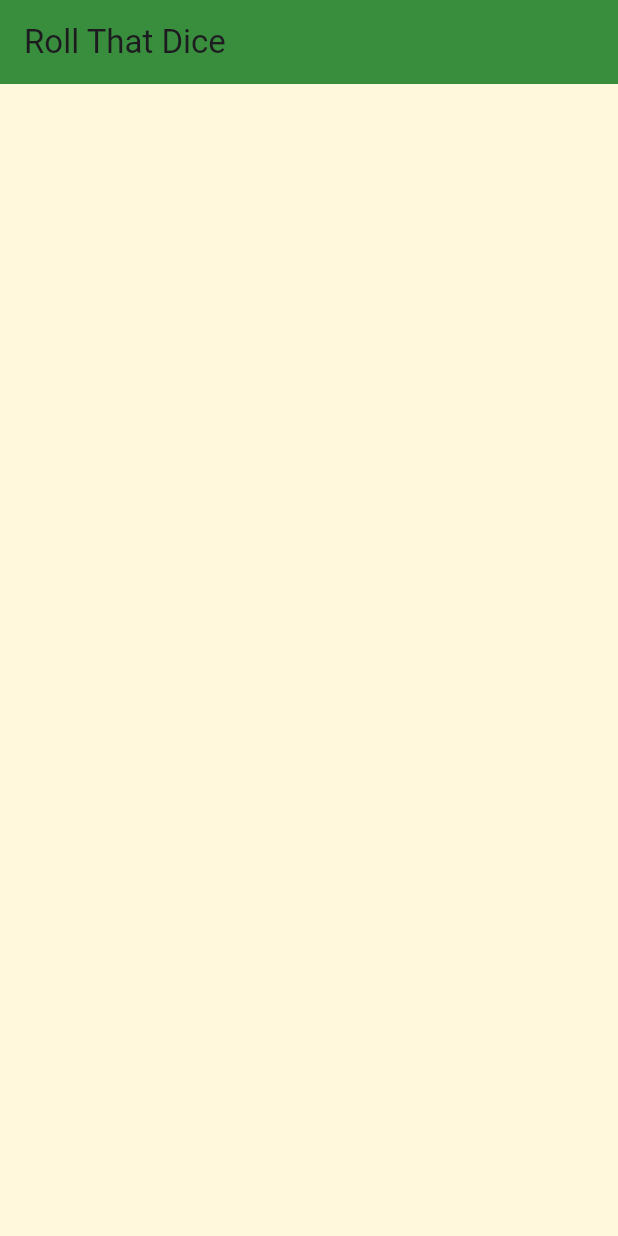
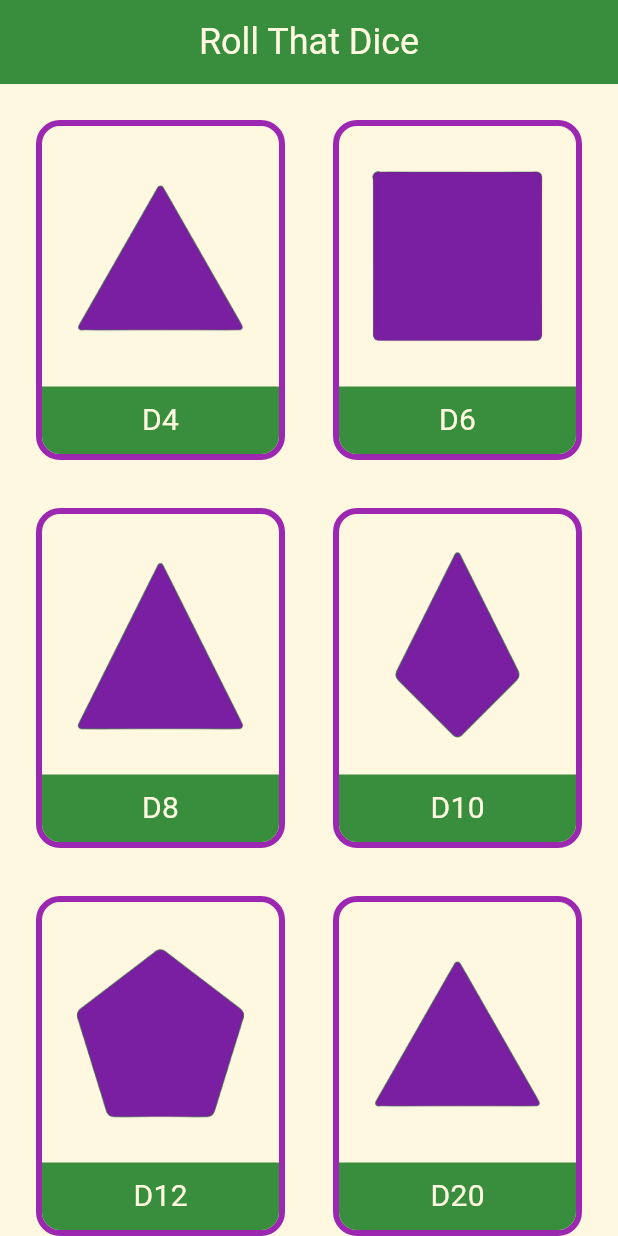
Before and after one commit to SayvIlahsiav/dice_app, a Flutter app: the screen it shows after launch, on a phone screen of 412 x 824 dp. Run offline on Flutter 3.47's test engine with Material 3 defaults, Android fonts, the phone set to English and light mode, and no system bars; Roboto replaces fonts that are missing (MontaguSlab).

Commit message:
Added multiple classes

```diff
--- /dev/null
+++ b/lib/app_theme.dart
@@ -0,0 +1,61 @@
+import 'package:flutter/material.dart';
+
+ThemeData appTheme() {
+  return ThemeData(
+    // Color scheme for light theme
+    colorScheme: ColorScheme.light(
+      primary: Colors.green[700]!, // Main color used throughout the app
+      onPrimary:
+          Colors.amber[50]!, // Color for text/icons on primary color background
+      secondary:
+          Colors.purple, // Secondary color for elements like FABs and Buttons
+      onSecondary: Colors
+          .amber[50]!, // Color for text/icons on secondary color background
+      surface: Colors.amber[50]!, // Surface color for cards and sheets
+      onSurface: Colors.black, // Color for text/icons on surface
+      background:
+          Colors.amber[50]!, // General background color for the app's scaffold
+      onBackground: Colors.black, // Color for text/icons on background
+    ),
+    // Define the default brightness and colors
+    brightness: Brightness.light,
+    primaryColor: Colors.green[700],
+    scaffoldBackgroundColor: Colors.amber[50],
+    // AppBar theme
+    appBarTheme: AppBarTheme(
+      backgroundColor: Colors.green[700], // AppBar background color
+      titleTextStyle: TextStyle(
+        fontFamily: 'MontaguSlab',
+        fontSize: 24.0,
+        color: Colors.amber[50], // AppBar text color
+      ),
+      iconTheme: IconThemeData(
+        color: Colors.amber[50], // AppBar icon color
+      ),
+    ),
+    // Elevated button theme
+    elevatedButtonTheme: ElevatedButtonThemeData(
+      style: ButtonStyle(
+        backgroundColor: MaterialStateProperty.all<Color>(
+            Colors.purple), // Button background color
+        foregroundColor: MaterialStateProperty.all<Color>(
+            Colors.amber[50]!), // Button text color
+        textStyle: MaterialStateProperty.all<TextStyle>(
+          TextStyle(
+            fontFamily: 'MontaguSlab',
+            fontSize: 24.0,
+          ),
+        ),
+        shape: MaterialStateProperty.all<RoundedRectangleBorder>(
+          RoundedRectangleBorder(
+            borderRadius: BorderRadius.circular(8.0),
+          ),
+        ),
+      ),
+    ),
+    // Floating action button theme
+    floatingActionButtonTheme: FloatingActionButtonThemeData(
+      backgroundColor: Colors.purple, // Floating action button background color
+    ),
+  );
+}
--- /dev/null
+++ b/lib/dice_button.dart
@@ -0,0 +1,48 @@
+import 'package:flutter/material.dart';
+
+class DiceButton extends StatelessWidget {
+  final Map<String, dynamic> dice;
+
+  const DiceButton({Key? key, required this.dice}) : super(key: key);
+
+  @override
+  Widget build(BuildContext context) {
+    return Container(
+      margin: const EdgeInsets.all(8.0),
+      decoration: BoxDecoration(
+        border: Border.all(
+            color: Theme.of(context).colorScheme.secondary, width: 4.0),
+        borderRadius: BorderRadius.all(Radius.circular(16)),
+      ),
+      child: Column(
+        children: [
+          Expanded(
+            child: Padding(
+              padding: const EdgeInsets.all(8.0),
+              child: Image.asset(dice['image']),
+            ),
+          ),
+          Container(
+            padding: const EdgeInsets.symmetric(vertical: 8.0),
+            decoration: BoxDecoration(
+              color: Theme.of(context).colorScheme.primary,
+              borderRadius: BorderRadius.vertical(
+                bottom: Radius.circular(12),
+              ),
+            ),
+            child: Center(
+              child: Text(
+                dice['type'],
+                style: TextStyle(
+                  fontFamily: 'MontaguSlab',
+                  fontSize: 20.0,
+                  color: Theme.of(context).colorScheme.onSecondary,
+                ),
+              ),
+            ),
+          ),
+        ],
+      ),
+    );
+  }
+}
--- /dev/null
+++ b/lib/dice_data.dart
@@ -0,0 +1,9 @@
+final List<Map<String, dynamic>> diceAttributes = [
+  {'type': 'D4', 'image': 'images/d4.png', 'maxNumber': 4},
+  {'type': 'D6', 'image': 'images/d6.png', 'maxNumber': 6},
+  {'type': 'D8', 'image': 'images/d8.png', 'maxNumber': 8},
+  {'type': 'D10', 'image': 'images/d10.png', 'maxNumber': 10},
+  {'type': 'D12', 'image': 'images/d12.png', 'maxNumber': 12},
+  {'type': 'D20', 'image': 'images/d20.png', 'maxNumber': 20},
+  {'type': 'D100', 'image': 'images/d100.png', 'maxNumber': 100},
+];
--- a/lib/main.dart
+++ b/lib/main.dart
@@ -1,24 +1,112 @@
+import 'package:dice_app/app_theme.dart';
 import 'package:flutter/material.dart';
+import 'dart:async';
+import 'dice_data.dart';
+import 'dice_button.dart';
+import 'dice_roll_screen.dart';
 
 void main() {
-  return runApp(
-    MaterialApp(
-      home: Scaffold(
-        backgroundColor: const Color(0xFFFFF8DC),
-        appBar: AppBar(
-          title: const Text('Roll That Dice'),
-          backgroundColor: const Color(0xFF388E3C),
-        ),
-        body: DicePage(),
-      ),
-    ),
-  );
+  runApp(MyApp());
 }
 
-class DicePage extends StatelessWidget {
-  // This widget is the root of your application.
+class MyApp extends StatelessWidget {
   @override
   Widget build(BuildContext context) {
-    return Container();
+    return MaterialApp(
+      title: 'Roll That Dice',
+      theme: appTheme(),
+      home: SplashScreen(),
+    );
   }
 }
+
+class SplashScreen extends StatefulWidget {
+  @override
+  _SplashScreenState createState() => _SplashScreenState();
+}
+
+class _SplashScreenState extends State<SplashScreen> {
+  @override
+  void initState() {
+    super.initState();
+    Timer(
+      Duration(seconds: 5), // Define how long the splash screen should display
+      () => Navigator.pushReplacement(
+        // Navigate to home screen after delay
+        context,
+        MaterialPageRoute(builder: (context) => HomeScreen()),
+      ),
+    );
+  }
+
+  @override
+  Widget build(BuildContext context) {
+    return Scaffold(
+      backgroundColor: Theme.of(context).colorScheme.background,
+      body: Center(
+        child: Text(
+          'ROLL\nTHAT\nDICE',
+          textAlign: TextAlign.center,
+          style: TextStyle(
+            fontFamily: 'MontaguSlab',
+            fontSize: 64,
+            fontWeight: FontWeight.bold,
+            color: Theme.of(context).colorScheme.primary,
+          ),
+        ),
+      ),
+    );
+  }
+}
+
+class HomeScreen extends StatelessWidget {
+  // TODO: Implement the home screen with dice selection menu
+  @override
+  Widget build(BuildContext context) {
+    return Scaffold(
+      backgroundColor: Theme.of(context).colorScheme.background,
+      appBar: AppBar(
+        title: Center(
+          child: Text(
+            'Roll That Dice',
+            style: TextStyle(
+              fontFamily: 'MontaguSlab',
+              fontSize: 24.0,
+              color: Theme.of(context).colorScheme.onPrimary,
+            ),
+          ),
+        ),
+        backgroundColor: Theme.of(context).colorScheme.primary,
+      ),
+      body: GridView.builder(
+        padding: const EdgeInsets.all(16.0),
+        gridDelegate: SliverGridDelegateWithFixedCrossAxisCount(
+          crossAxisCount: 2, // Two items per row
+          crossAxisSpacing: 16.0,
+          mainAxisSpacing: 16.0,
+          childAspectRatio: 0.75, // Aspect ratio for the dice buttons
+        ),
+        itemCount: diceAttributes.length,
+        itemBuilder: (context, index) {
+          final dice = diceAttributes[index];
+          return GestureDetector(
+            onTap: () {
+              // Navigate to the respective dice screen
+              Navigator.push(
+                context,
+                MaterialPageRoute(
+                  builder: (context) => DiceRollScreen(
+                    diceType: dice['type'],
+                    diceImage: dice['image'],
+                    maxNumber: dice['maxNumber'],
+                  ),
+                ),
+              );
+            },
+            child: DiceButton(dice: dice),
+          );
+        },
+      ),
+    );
+  }
+}
--- a/pubspec.yaml
+++ b/pubspec.yaml
@@ -61,6 +61,11 @@ flutter:
   assets:
     - images/
 
+  fonts:
+    - family: MontaguSlab
+      fonts:
+        - asset: fonts/MontaguSlab-VariableFont_opsz,wght.ttf
+
   # An image asset can refer to one or more resolution-specific "variants", see
   # https://flutter.dev/assets-and-images/#resolution-aware
 
```
Also changed, not shown: lib/dice_roll_screen.dart (added, +95 -0 lines), 1 other file.
